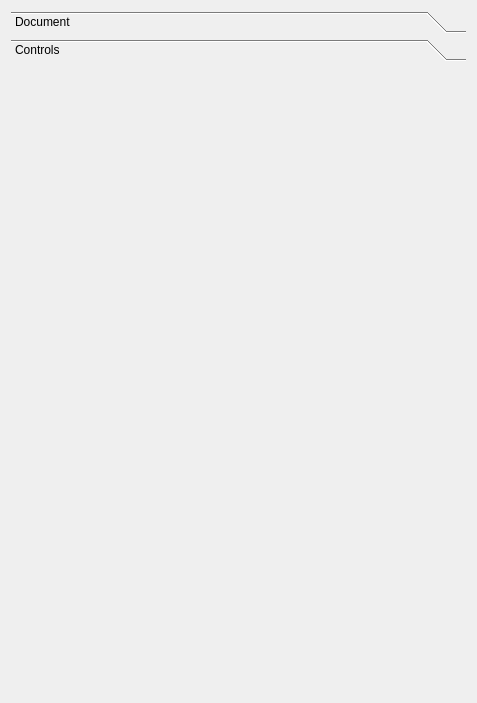
This is propertywidget.ui in osamakawish/ZVectorIllustration as Qt 5 draws it before an edit. The edited form follows.
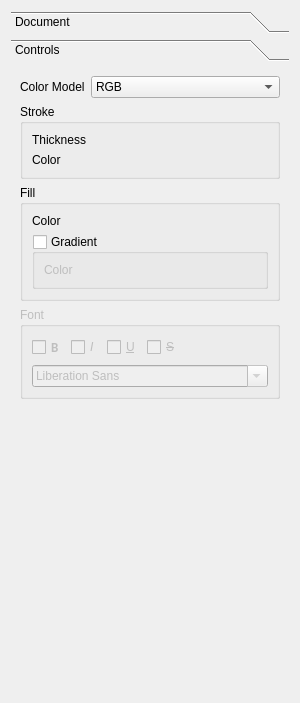
This is the edited form. The open tabs and pages were chosen to show the change. Custom widgets are drawn as their Qt base class.

Patch:
```diff
--- a/propertywidget.ui
+++ b/propertywidget.ui
@@ -6,10 +6,16 @@
    <rect>
     <x>0</x>
     <y>0</y>
-    <width>477</width>
+    <width>300</width>
     <height>703</height>
    </rect>
   </property>
+  <property name="maximumSize">
+   <size>
+    <width>300</width>
+    <height>16777215</height>
+   </size>
+  </property>
   <property name="windowTitle">
    <string>Form</string>
   </property>
@@ -39,14 +45,7 @@
          </property>
          <layout class="QFormLayout" name="formLayout">
           <item row="0" column="0">
-           <widget class="QLabel" name="label">
-            <property name="text">
-             <string>Font</string>
-            </property>
-           </widget>
-          </item>
-          <item row="1" column="0">
-           <widget class="QLabel" name="label_2">
+           <widget class="QLabel" name="dpiLabel">
             <property name="text">
              <string>DPI</string>
             </property>
@@ -106,18 +105,251 @@
        <rect>
         <x>0</x>
         <y>0</y>
-        <width>455</width>
+        <width>278</width>
         <height>619</height>
        </rect>
       </property>
       <attribute name="label">
        <string>Controls</string>
       </attribute>
+      <layout class="QFormLayout" name="formLayout_4">
+       <item row="0" column="0">
+        <widget class="QLabel" name="colorModelLabel">
+         <property name="text">
+          <string>Color Model</string>
+         </property>
+        </widget>
+       </item>
+       <item row="0" column="1">
+        <widget class="QComboBox" name="colorModelSelect">
+         <item>
+          <property name="text">
+           <string>RGB</string>
+          </property>
+         </item>
+         <item>
+          <property name="text">
+           <string>CMYK</string>
+          </property>
+         </item>
+         <item>
+          <property name="text">
+           <string>HSL</string>
+          </property>
+         </item>
+         <item>
+          <property name="text">
+           <string>HSV</string>
+          </property>
+         </item>
+        </widget>
+       </item>
+       <item row="1" column="0" colspan="2">
+        <widget class="QGroupBox" name="strokeGroup">
+         <property name="title">
+          <string>Stroke</string>
+         </property>
+         <layout class="QFormLayout" name="formLayout_3">
+          <item row="1" column="0">
+           <widget class="QLabel" name="label">
+            <property name="text">
+             <string>Color</string>
+            </property>
+           </widget>
+          </item>
+          <item row="1" column="1">
+           <widget class="ColorSetter" name="strokeColor" native="true"/>
+          </item>
+          <item row="0" column="0">
+           <widget class="QLabel" name="strokeThicknessLabel">
+            <property name="text">
+             <string>Thickness</string>
+            </property>
+           </widget>
+          </item>
+          <item row="0" column="1">
+           <widget class="ValueSetter" name="widget" native="true"/>
+          </item>
+         </layout>
+        </widget>
+       </item>
+       <item row="2" column="0" colspan="2">
+        <widget class="QGroupBox" name="fillGroup">
+         <property name="title">
+          <string>Fill</string>
+         </property>
+         <layout class="QFormLayout" name="formLayout_5">
+          <item row="1" column="0" colspan="2">
+           <widget class="QGroupBox" name="gradientGroup">
+            <property name="title">
+             <string>Gradient</string>
+            </property>
+            <property name="checkable">
+             <bool>true</bool>
+            </property>
+            <property name="checked">
+             <bool>false</bool>
+            </property>
+            <layout class="QFormLayout" name="formLayout_6">
+             <item row="0" column="0">
+              <widget class="QLabel" name="fillColorLabel_2">
+               <property name="text">
+                <string>Color</string>
+               </property>
+              </widget>
+             </item>
+             <item row="0" column="1">
+              <widget class="ColorSetter" name="fillColor_2" native="true"/>
+             </item>
+            </layout>
+           </widget>
+          </item>
+          <item row="0" column="0">
+           <widget class="QLabel" name="fillColorLabel">
+            <property name="text">
+             <string>Color</string>
+            </property>
+           </widget>
+          </item>
+          <item row="0" column="1">
+           <widget class="ColorSetter" name="fillColor" native="true"/>
+          </item>
+         </layout>
+        </widget>
+       </item>
+       <item row="3" column="0" colspan="2">
+        <widget class="QGroupBox" name="fontGroup">
+         <property name="enabled">
+          <bool>false</bool>
+         </property>
+         <property name="title">
+          <string>Font</string>
+         </property>
+         <layout class="QVBoxLayout" name="verticalLayout_2">
+          <item>
+           <layout class="QHBoxLayout" name="horizontalLayout_3">
+            <item>
+             <widget class="QCheckBox" name="boldCheck_2">
+              <property name="font">
+               <font>
+                <family>Calibri</family>
+                <pointsize>10</pointsize>
+                <weight>75</weight>
+                <bold>true</bold>
+               </font>
+              </property>
+              <property name="text">
+               <string>B</string>
+              </property>
+             </widget>
+            </item>
+            <item>
+             <widget class="QCheckBox" name="italicCheck_2">
+              <property name="font">
+               <font>
+                <italic>true</italic>
+               </font>
+              </property>
+              <property name="text">
+               <string>I</string>
+              </property>
+             </widget>
+            </item>
+            <item>
+             <widget class="QCheckBox" name="underlineCheck_2">
+              <property name="font">
+               <font>
+                <italic>false</italic>
+                <underline>true</underline>
+               </font>
+              </property>
+              <property name="text">
+               <string>U</string>
+              </property>
+             </widget>
+            </item>
+            <item>
+             <widget class="QCheckBox" name="strikeoutCheck_2">
+              <property name="font">
+               <font>
+                <italic>false</italic>
+                <underline>false</underline>
+                <strikeout>true</strikeout>
+               </font>
+              </property>
+              <property name="text">
+               <string>S</string>
+              </property>
+             </widget>
+            </item>
+            <item>
+             <spacer name="horizontalSpacer_2">
+              <property name="orientation">
+               <enum>Qt::Horizontal</enum>
+              </property>
+              <property name="sizeHint" stdset="0">
+               <size>
+                <width>40</width>
+                <height>20</height>
+               </size>
+              </property>
+             </spacer>
+            </item>
+           </layout>
+          </item>
+          <item>
+           <widget class="QFontComboBox" name="defaultFontComboBox_2">
+            <property name="sizePolicy">
+             <sizepolicy hsizetype="Minimum" vsizetype="Fixed">
+              <horstretch>0</horstretch>
+              <verstretch>0</verstretch>
+             </sizepolicy>
+            </property>
+            <property name="maximumSize">
+             <size>
+              <width>300</width>
+              <height>16777215</height>
+             </size>
+            </property>
+            <property name="editable">
+             <bool>true</bool>
+            </property>
+            <property name="currentFont">
+             <font>
+              <family>Arial</family>
+             </font>
+            </property>
+           </widget>
+          </item>
+         </layout>
+        </widget>
+       </item>
+      </layout>
      </widget>
     </widget>
    </item>
   </layout>
  </widget>
+ <customwidgets>
+  <customwidget>
+   <class>ValueSetter</class>
+   <extends>QWidget</extends>
+   <header>SubWidgets/valuesetter.h</header>
+   <container>1</container>
+  </customwidget>
+  <customwidget>
+   <class>ColorSetter</class>
+   <extends>QWidget</extends>
+   <header>SubWidgets/colorsetter.h</header>
+   <container>1</container>
+  </customwidget>
+  <customwidget>
+   <class>RadioButtonGrid</class>
+   <extends>QWidget</extends>
+   <header>SubWidgets/radiobuttongrid.h</header>
+   <container>1</container>
+  </customwidget>
+ </customwidgets>
  <resources/>
  <connections/>
 </ui>
```
Left out of the diff: 168 changed lines with no effect on the pictures.
